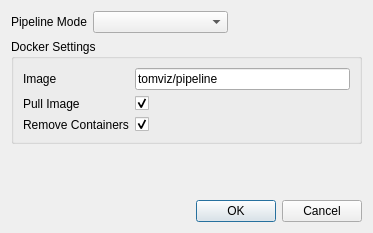
Qt form tomviz/PipelineSettingsDialog.ui (OpenChemistry/tomviz) before a commit.
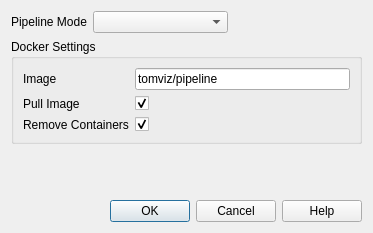
The same form after that commit.

Commit message:
Added help button for pipeline settings dialog
This button goes to the "Read the Docs" page on the pipeline
settings configuration.

Patch:
```diff
--- a/tomviz/PipelineSettingsDialog.ui
+++ b/tomviz/PipelineSettingsDialog.ui
@@ -137,7 +137,7 @@
       <enum>Qt::Horizontal</enum>
      </property>
      <property name="standardButtons">
-      <set>QDialogButtonBox::Cancel|QDialogButtonBox::Ok</set>
+      <set>QDialogButtonBox::Cancel|QDialogButtonBox::Help|QDialogButtonBox::Ok</set>
      </property>
     </widget>
    </item>
```
The commit also changes 2 other files.
